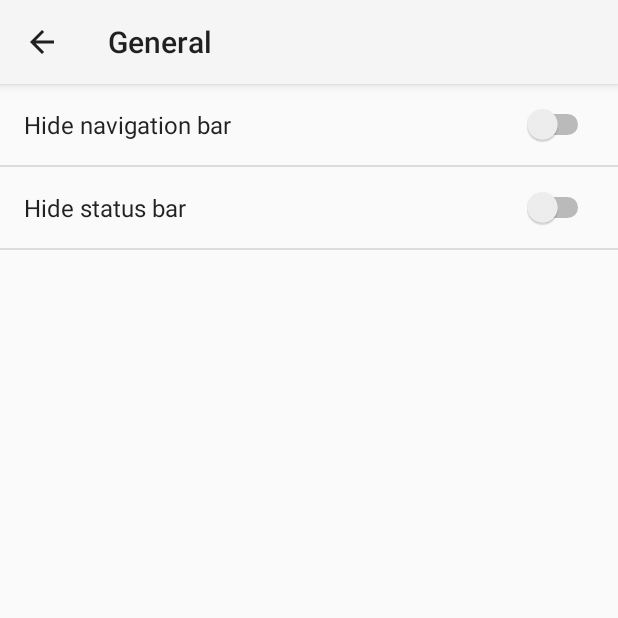
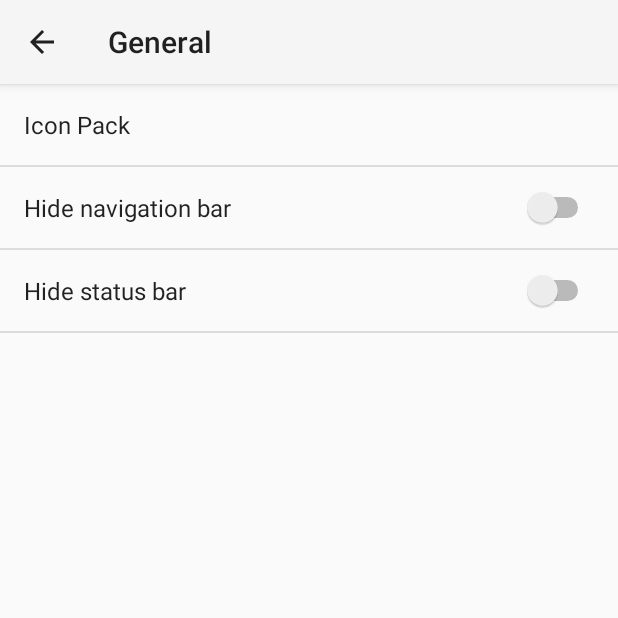
Before and after one commit to austin-ray/s-launcher, an Android app: the SettingsActivity screen opened directly, with no data from a screen before it, after a tap on "General", on a phone screen of 412 x 824 dp, the top half of it. Run offline under Robolectric (Android 15) with nearby library versions, the phone set to English and light mode, and no system bars.

Commit message:
Preferences: Display available icon packs
S Launcher will query for available icon packs then display them in a
ListPreference for the user to select.

```diff
--- a/app/src/main/java/io/austinray/slauncher/SettingsActivity.kt
+++ b/app/src/main/java/io/austinray/slauncher/SettingsActivity.kt
@@ -4,9 +4,11 @@ import android.annotation.TargetApi
 import android.content.Intent
 import android.os.Build
 import android.os.Bundle
+import android.preference.ListPreference
 import android.preference.PreferenceActivity
 import android.preference.PreferenceFragment
 import android.view.MenuItem
+import io.austinray.slauncher.util.getInstalledIconPacks
 
 /**
  * A [PreferenceActivity] that presents a set of application settings. On
@@ -58,6 +60,8 @@ class SettingsActivity : PreferenceActivity() {
         override fun onCreate(savedInstanceState: Bundle?) {
             super.onCreate(savedInstanceState)
             addPreferencesFromResource(R.xml.pref_general)
+            val iconPackPreference = findPreference("icon_pack") as ListPreference?
+            initializeIconPackPreference(iconPackPreference!!)
             setHasOptionsMenu(true)
         }
 
@@ -69,5 +73,20 @@ class SettingsActivity : PreferenceActivity() {
             }
             return super.onOptionsItemSelected(item)
         }
+
+        private fun initializeIconPackPreference(lp: ListPreference) {
+            val iconPacks = getInstalledIconPacks(activity.packageManager, "org.adw.launcher.THEMES")
+
+            val entries = mutableListOf<CharSequence>("System Icons")
+            val entryVals = mutableListOf<CharSequence>("default")
+
+            iconPacks.forEach { it ->
+                entries.add(it.label)
+                entryVals.add(it.packageName)
+            }
+
+            lp.entries = entries.toTypedArray()
+            lp.entryValues = entryVals.toTypedArray()
+        }
     }
 }
--- /dev/null
+++ b/app/src/main/java/io/austinray/slauncher/util/IconManagerUtil.kt
@@ -0,0 +1,20 @@
+package io.austinray.slauncher.util
+
+import android.content.Intent
+import android.content.pm.PackageManager
+import io.austinray.slauncher.model.AppInfo
+
+fun getInstalledIconPacks(pm: PackageManager, filter: String): MutableList<AppInfo> {
+    val packs = mutableListOf<AppInfo>()
+
+    pm.queryIntentActivities(Intent(filter), PackageManager.GET_META_DATA).forEach { info ->
+        val activity = info.activityInfo
+        val packageName = activity.packageName
+        val packageLabel = activity.loadLabel(pm).toString()
+        val packageIcon = activity.loadIcon(pm)
+
+        packs.add(AppInfo(packageName, packageLabel, packageIcon))
+    }
+
+    return packs
+}
--- a/app/src/main/res/xml/pref_general.xml
+++ b/app/src/main/res/xml/pref_general.xml
@@ -1,4 +1,8 @@
 <PreferenceScreen xmlns:android="http://schemas.android.com/apk/res/android">
+    <ListPreference
+        android:defaultValue="0"
+        android:key="icon_pack"
+        android:title="Icon Pack" />
     <SwitchPreference
         android:defaultValue="false"
         android:key="pref_hide_nav"
```
